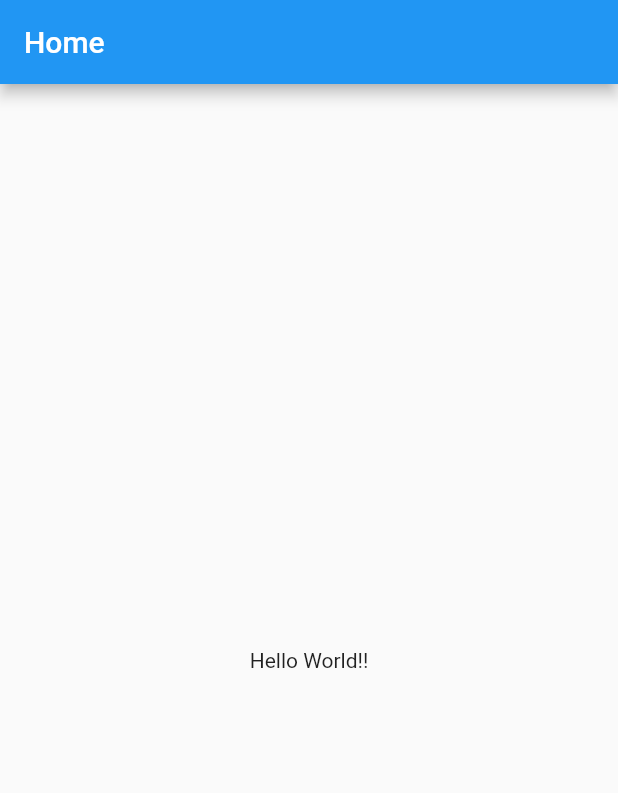
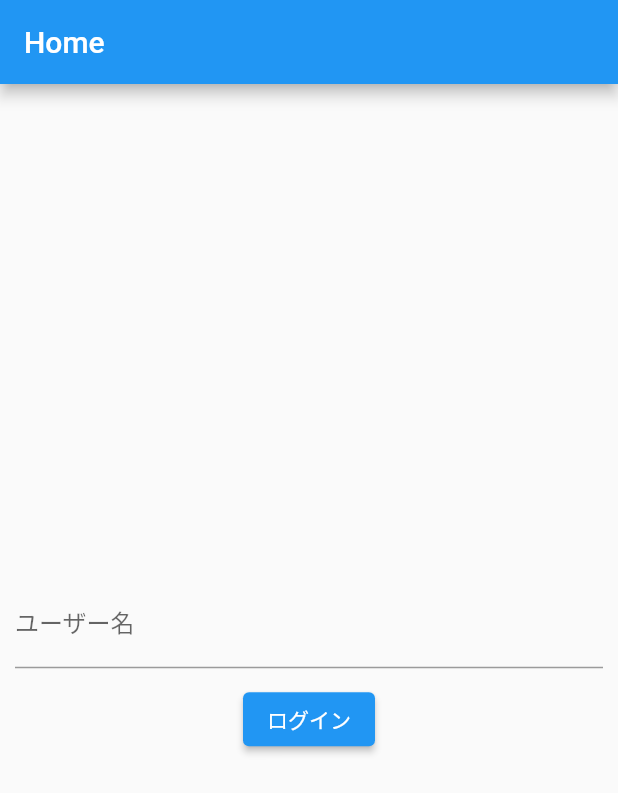
Before and after one commit to tamaki8021/flutter-chat-app, a Flutter app: the screen it shows after launch, on a phone screen of 412 x 824 dp. Shown: the top 793 px of the screen. Run offline on Flutter 3.47's test engine with Material 2 defaults, Android fonts, the phone set to English and light mode, and no system bars.

```diff
--- a/lib/main.dart
+++ b/lib/main.dart
@@ -1,3 +1,4 @@
+import 'package:chat_app/pages/chat/chat_page.dart';
 import 'package:flutter/material.dart';
 
 void main() {
@@ -24,14 +25,36 @@ class MyHomePage extends StatefulWidget {
 }
 
 class _MyHomePageState extends State<MyHomePage> {
+  final _controller = TextEditingController();
+
   @override
   Widget build(BuildContext context) {
     return Scaffold(
       appBar: AppBar(
         title: Text("Home"),
+        automaticallyImplyLeading: true,
       ),
-      body: Center(
-        child: Text('Hello World!!'),
+      body: Column(
+        mainAxisAlignment: MainAxisAlignment.center,
+        children: <Widget>[
+          Container(
+            margin: EdgeInsets.all(10),
+            child: TextFormField(
+              controller: _controller,
+              decoration: InputDecoration(
+                labelText: 'ユーザー名',
+              ),
+            ),
+          ),
+          ElevatedButton(
+            onPressed: () {
+              Navigator.of(context).push(MaterialPageRoute(
+                  builder: (context) => ChatPage(_controller.text)));
+            },
+            child: Text('ログイン'),
+            style: ElevatedButton.styleFrom(primary: Colors.blue),
+          )
+        ],
       ),
     );
   }
```
Also changed, not shown: lib/pages/chat/chat_page.dart (added, +56 -0 lines), pubspec.yaml (+4 -54 lines), pubspec.lock, 19 other files.
